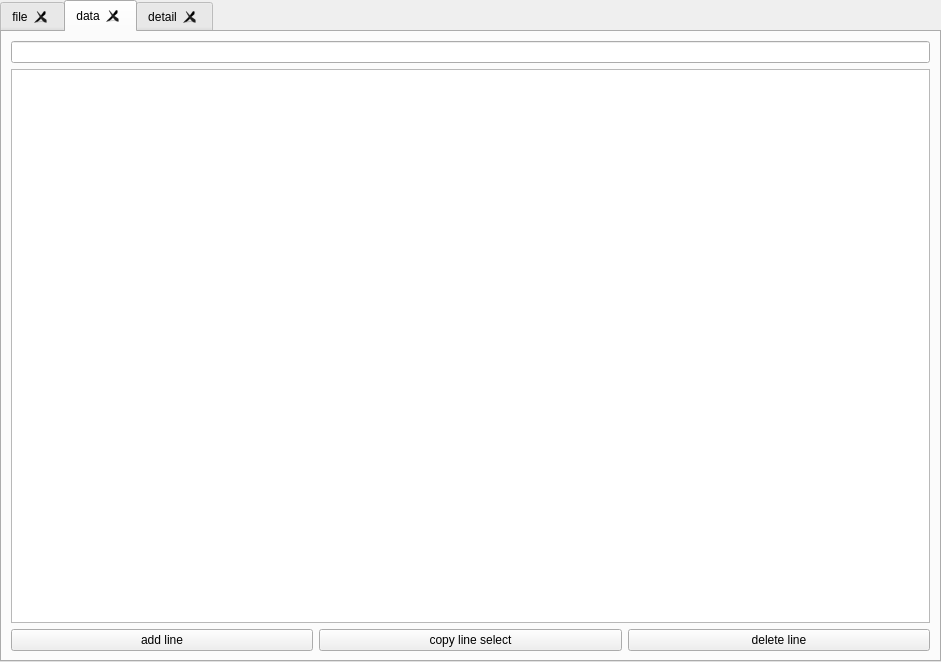
CMZSrost/NEOeditor, file Editor_UI/fileTab.ui: the form before one commit.
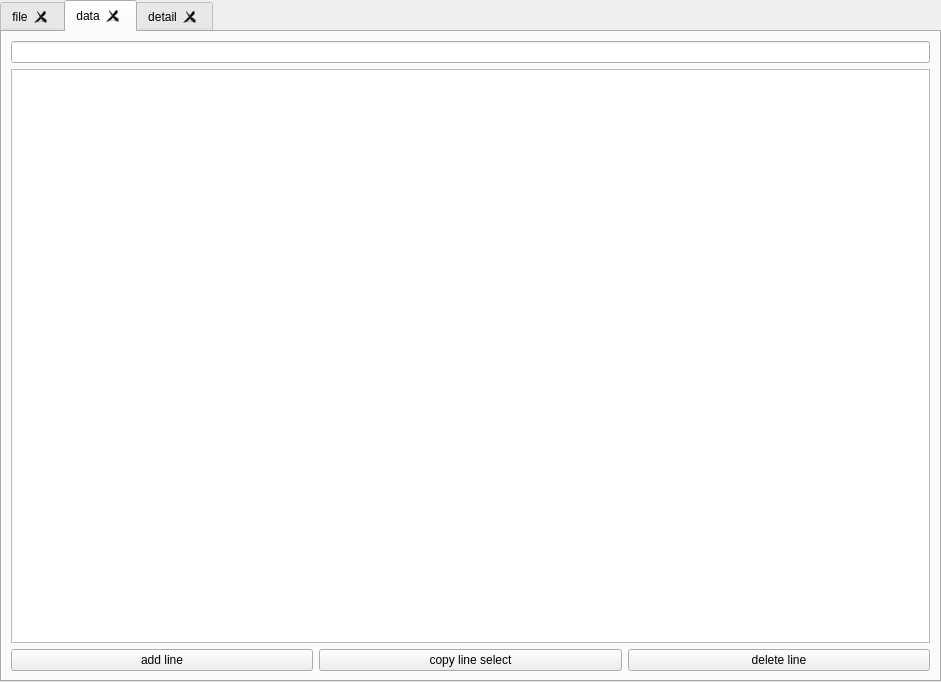
The form after the commit. Custom widgets are drawn as their Qt base class.

What changed in the file:
```diff
--- a/Editor_UI/fileTab.ui
+++ b/Editor_UI/fileTab.ui
@@ -7,7 +7,7 @@
     <x>0</x>
     <y>0</y>
     <width>941</width>
-    <height>662</height>
+    <height>682</height>
    </rect>
   </property>
   <property name="sizePolicy">
```
Left out of the diff: 47 changed lines with no effect on the pictures.
